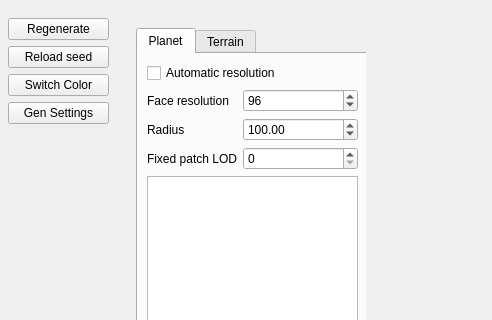
The window that src/apps/ui/terrain_controls_widget.ui (b3h4re/world-gen) describes before a commit, drawn with Qt 5; both pictures show x 0 to 492 and y 0 to 320 of the 919 by 625 pixel window.
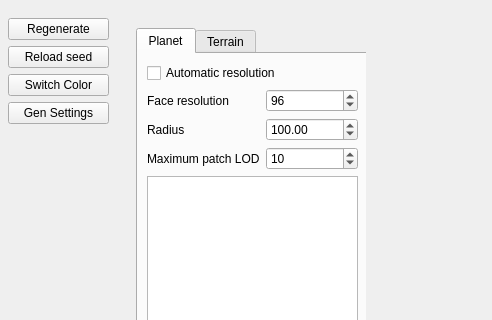
The same window after the commit.

```diff
--- a/src/apps/ui/terrain_controls_widget.ui
+++ b/src/apps/ui/terrain_controls_widget.ui
@@ -195,7 +195,7 @@
              <item row="2" column="0">
               <widget class="QLabel" name="fixedPlanetPatchLevelLabel">
                <property name="text">
-                <string>Fixed patch LOD</string>
+                <string>Maximum patch LOD</string>
                </property>
               </widget>
              </item>
@@ -205,10 +205,10 @@
                 <number>0</number>
                </property>
                <property name="maximum">
-                <number>3</number>
+                <number>24</number>
                </property>
                <property name="value">
-                <number>0</number>
+                <number>10</number>
                </property>
               </widget>
              </item>
```
Left out of the diff: 4 changed lines with no effect on the pictures.
